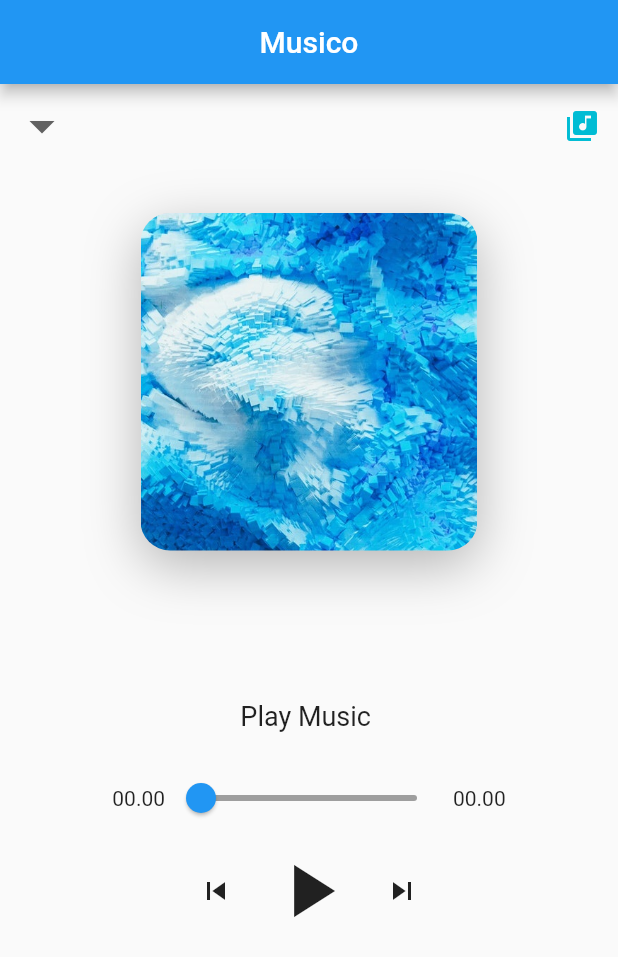
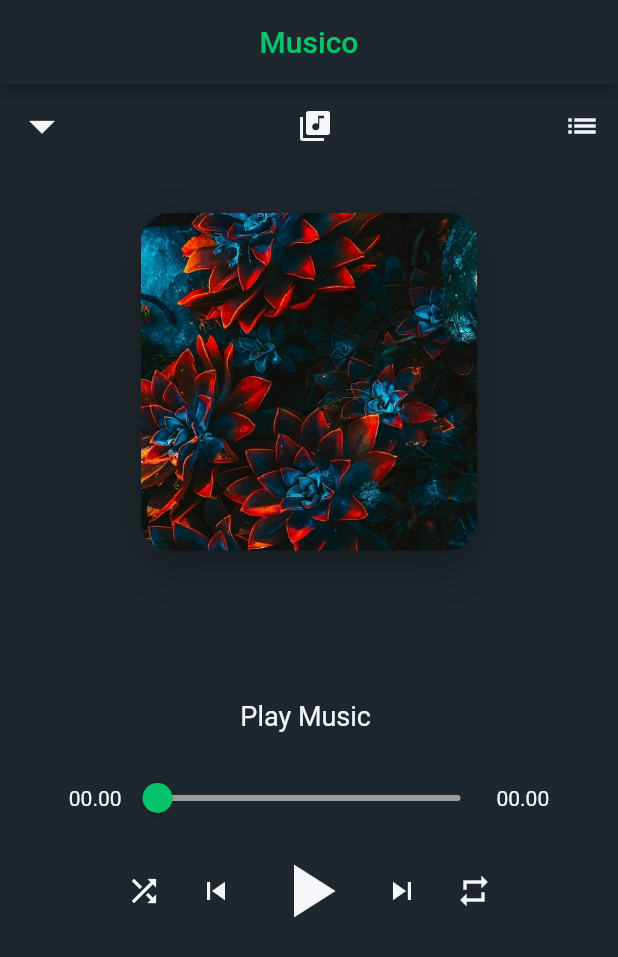
Before and after one commit to sagarRawatUK/MusicApp-Flutter, a Flutter app: the screen it shows after launch, on a phone screen of 412 x 824 dp. Shown: the top 957 px of the screen. Run offline on Flutter 3.47's test engine with Material 2 defaults, Android fonts, the phone set to English and light mode, and no system bars; our stand-ins replace audioplayers, file_picker, permission_handler; Roboto replaces fonts that are missing (Merienda-Regular).

Commit message:
Design changed

```diff
--- a/lib/main.dart
+++ b/lib/main.dart
@@ -1,8 +1,12 @@
+import 'package:MusicApp/home.dart';
 import 'package:flutter/material.dart';
 import 'package:file_picker/file_picker.dart';
 import 'package:audioplayers/audioplayers.dart';
 
-final Color mycolor = Colors.blue;
+final Color mycolor = Color(0xff05c46b);
+final Color myseccolor = Color(0xfff5f6fa);
+
+final Color mybg = Color(0xff1e272e);
 void main() => runApp(new MyApp());
 
 class MyApp extends StatefulWidget {
@@ -33,17 +37,30 @@ class _MyAppState extends State<MyApp> {
     });
   }
 
+  Future openSongList(context) async {
+    Navigator.push(
+        context, MaterialPageRoute(builder: (context) => Songlist()));
+  }
+
   @override
   Widget build(BuildContext context) {
     Widget home() {
-      return Scaffold(
+      return MaterialApp(
+          theme: ThemeData(fontFamily: "Merienda-Regular"),
+          debugShowCheckedModeBanner: false,
+          home: Builder(
+            builder: (context) => Scaffold(
+                backgroundColor: mybg,
                 appBar: AppBar(
                   title: Center(
                     child: Text(
                       "Musico",
+                      style: TextStyle(
+                        color: mycolor,
                       ),
                     ),
-            backgroundColor: mycolor,
+                  ),
+                  backgroundColor: Color(0xff1e272e),
                 ),
                 body: Container(
                   child: SingleChildScrollView(
@@ -55,17 +72,18 @@ class _MyAppState extends State<MyApp> {
                             Container(
                               alignment: Alignment.topLeft,
                               child: IconButton(
-                            color: Colors.grey[700],
+                                  color: myseccolor,
                                   iconSize: 40,
                                   icon: Icon(Icons.arrow_drop_down),
                                   onPressed: () {}),
                             ),
                             Container(
                               child: IconButton(
-                            color: Colors.cyan,
+                                  color: myseccolor,
                                   icon: Icon(Icons.library_music),
                                   onPressed: () async {
-                              result = await FilePicker.platform.pickFiles();
+                                    result =
+                                        await FilePicker.platform.pickFiles();
                                     if (result != null) {
                                       int status = await player.play(
                                           result.files.single.path,
@@ -77,13 +95,21 @@ class _MyAppState extends State<MyApp> {
                                       }
                                     }
                                   }),
+                            ),
+                            Container(
+                              child: IconButton(
+                                  color: myseccolor,
+                                  icon: Icon(Icons.list),
+                                  onPressed: () {
+                                    openSongList(context);
+                                  }),
                             )
                           ],
                         ),
                         Center(
                           child: Container(
-                      margin:
-                          EdgeInsets.symmetric(horizontal: 20, vertical: 30),
+                            margin: EdgeInsets.symmetric(
+                                horizontal: 20, vertical: 30),
                             decoration: BoxDecoration(boxShadow: [
                               BoxShadow(
                                   color: Color(0x46000000),
@@ -93,7 +119,7 @@ class _MyAppState extends State<MyApp> {
                             ], borderRadius: BorderRadius.circular(20)),
                             child: ClipRRect(
                                 borderRadius: BorderRadius.circular(20),
-                          child: Image.asset("assets/images/img.jpg")),
+                                child: Image.asset("assets/images/img2.jpg")),
                             width: 225,
                             height: 225,
                           ),
@@ -105,7 +131,10 @@ class _MyAppState extends State<MyApp> {
                           result != null
                               ? result.files.single.name.split(".")[0]
                               : "Play Music ",
-                    style: TextStyle(fontSize: 18),
+                          style: TextStyle(
+                            fontSize: 18,
+                            color: myseccolor,
+                          ),
                         ),
                         SizedBox(
                           height: 20,
@@ -113,10 +142,16 @@ class _MyAppState extends State<MyApp> {
                         Row(
                           mainAxisAlignment: MainAxisAlignment.center,
                           children: [
-                      Text(result != null
+                            Text(
+                              result != null
                                   ? currenttime.toString().split(".")[0]
-                          : "00.00"),
+                                  : "00.00",
+                              style: TextStyle(
+                                color: myseccolor,
+                              ),
+                            ),
                             Container(
+                              width: 250,
                               child: Slider(
                                   value: result != null
                                       ? currenttime.inSeconds.toDouble()
@@ -130,25 +165,38 @@ class _MyAppState extends State<MyApp> {
                                   onChanged: (double value) {
                                     setState(() {
                                       int second = value.toInt();
-                                Duration seeked = Duration(seconds: second);
+                                      Duration seeked =
+                                          Duration(seconds: second);
                                       player.seek(seeked);
                                       value = value;
                                     });
                                   }),
                             ),
-                      Text(result != null
+                            Text(
+                              result != null
                                   ? totaltime.toString().split(".")[0]
-                          : "00.00")
+                                  : "00.00",
+                              style: TextStyle(
+                                color: myseccolor,
+                              ),
+                            )
                           ],
                         ),
                         Row(
                           mainAxisAlignment: MainAxisAlignment.center,
                           children: [
                             IconButton(
-                          icon: Icon(Icons.skip_previous), onPressed: () {}),
+                                color: myseccolor,
+                                icon: Icon(Icons.shuffle),
+                                onPressed: () {}),
                             IconButton(
-                          icon:
-                              Icon(isplaying ? Icons.pause : Icons.play_arrow),
+                                color: myseccolor,
+                                icon: Icon(Icons.skip_previous),
+                                onPressed: () {}),
+                            IconButton(
+                                color: myseccolor,
+                                icon: Icon(
+                                    isplaying ? Icons.pause : Icons.play_arrow),
                                 iconSize: 60,
                                 onPressed: () {
                                   if (result != null) {
@@ -165,18 +213,26 @@ class _MyAppState extends State<MyApp> {
                                     }
                                   }
                                 }),
-                      IconButton(icon: Icon(Icons.skip_next), onPressed: () {}),
+                            IconButton(
+                                color: myseccolor,
+                                icon: Icon(Icons.skip_next),
+                                onPressed: () {}),
+                            IconButton(
+                                color: myseccolor,
+                                icon: Icon(Icons.repeat),
+                                onPressed: () {})
                           ],
                         )
                       ],
                     ),
                   ),
+                )),
           ));
     }
 
     return new MaterialApp(
+        theme: ThemeData(fontFamily: "Merienda-Regular"),
         debugShowCheckedModeBanner: false,
-      home: home(),
-    );
+        home: home());
   }
 }
```
Also changed, not shown: lib/home.dart (+34 -8 lines), pubspec.yaml (+13 -9 lines), assets/fonts/BalooTammudu2-Regular.ttf (added), assets/fonts/Merienda-Bold.ttf (added), assets/fonts/Merienda-Regular.ttf (added), assets/images/img2.jpg (added), pubspec.lock, 2 other files. Lines whose indentation alone changed are shown as unchanged.
